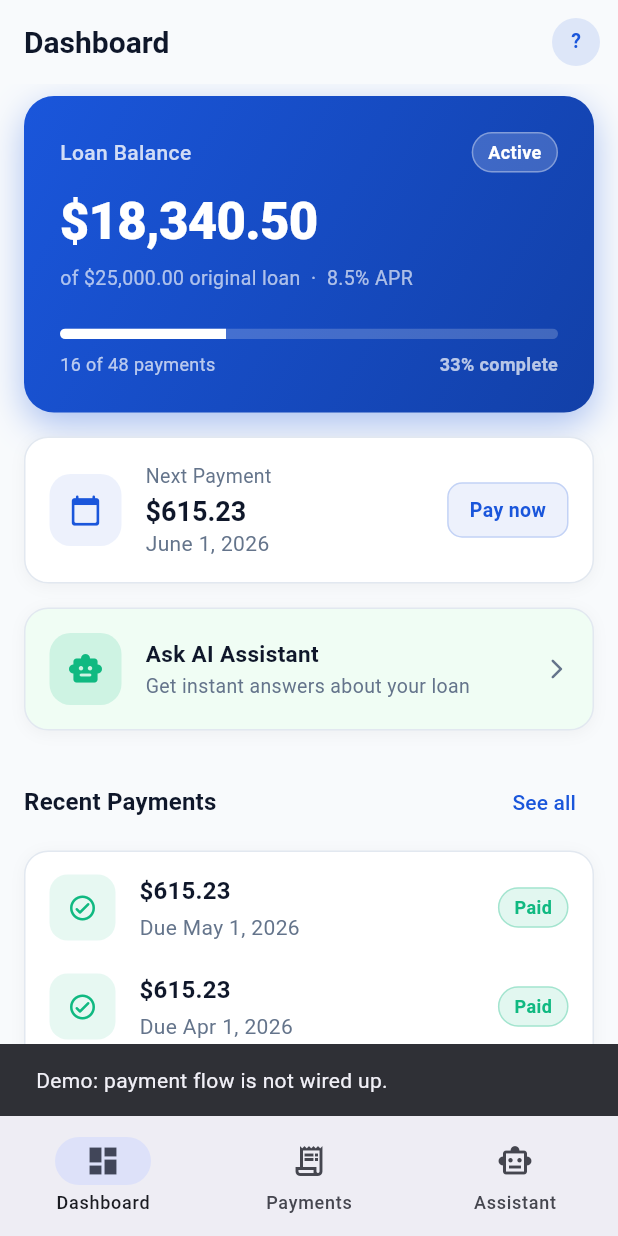
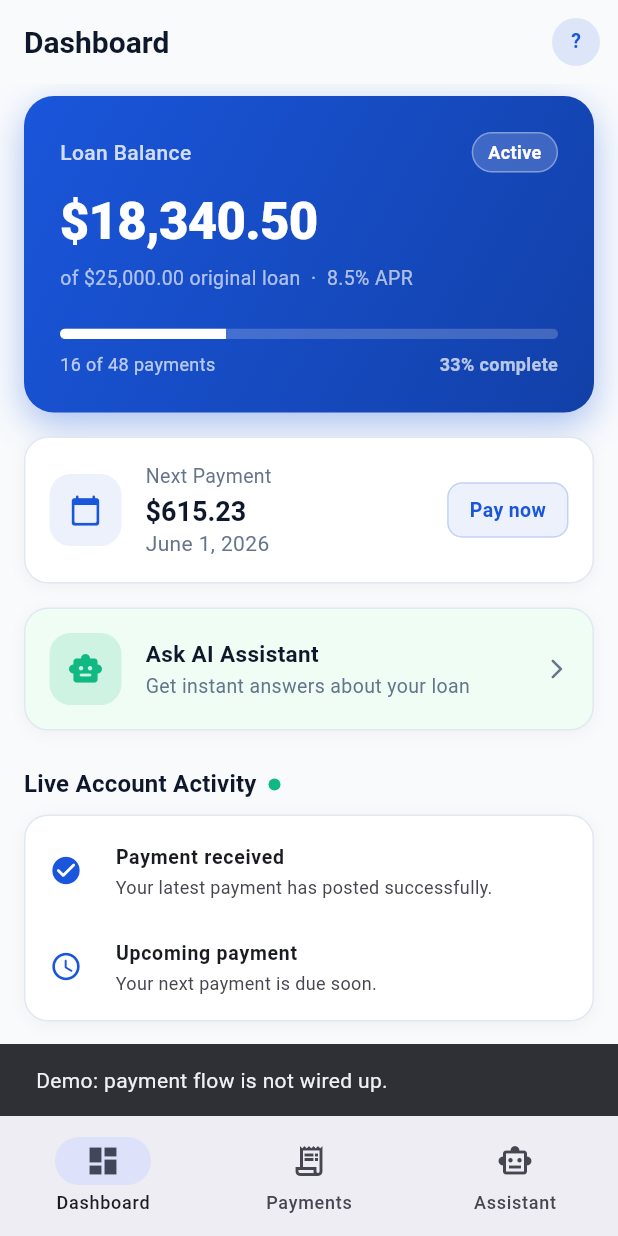
Before and after one commit to Antoniodeoliveirasegura/Fintech-AI-Assistant, a Flutter app: the DashboardScreen screen opened by its route, after a tap on "Pay now", on a phone screen of 412 x 824 dp. Run offline on Flutter 3.47's test engine with Material 3 defaults, Android fonts, the phone set to English and light mode, and no system bars; our stand-ins replace flutter_riverpod, flutter_secure_storage, go_router; accounts and stored records are empty.

Commit message:
Add live account activity stream

```diff
--- /dev/null
+++ b/lib/models/account_notification.dart
@@ -0,0 +1,52 @@
+// AccountNotification models a lightweight live update from the backend.
+// In a real app this could arrive over WebSocket, SSE, or push notification.
+class AccountNotification {
+  final String id;
+  final String title;
+  final String message;
+  final DateTime createdAt;
+  final AccountNotificationType type;
+
+  const AccountNotification({
+    required this.id,
+    required this.title,
+    required this.message,
+    required this.createdAt,
+    required this.type,
+  });
+
+  factory AccountNotification.fromJson(Map<String, dynamic> json) {
+    return AccountNotification(
+      id: json['id'] as String,
+      title: json['title'] as String,
+      message: json['message'] as String,
+      createdAt: DateTime.parse(json['created_at'] as String),
+      type: AccountNotificationTypeX.fromJson(json['type'] as String),
+    );
+  }
+
+  Map<String, dynamic> toJson() => {
+        'id': id,
+        'title': title,
+        'message': message,
+        'created_at': createdAt.toIso8601String(),
+        'type': type.name,
+      };
+}
+
+enum AccountNotificationType { payment, reminder, insight }
+
+extension AccountNotificationTypeX on AccountNotificationType {
+  static AccountNotificationType fromJson(String value) {
+    switch (value) {
+      case 'payment':
+        return AccountNotificationType.payment;
+      case 'reminder':
+        return AccountNotificationType.reminder;
+      case 'insight':
+        return AccountNotificationType.insight;
+      default:
+        return AccountNotificationType.insight;
+    }
+  }
+}
--- /dev/null
+++ b/lib/providers/notifications_provider.dart
@@ -0,0 +1,10 @@
+import 'package:flutter_riverpod/flutter_riverpod.dart';
+import '../models/account_notification.dart';
+import '../services/mock_api_service.dart';
+
+// StreamProvider is Riverpod's fit for live data: widgets still receive an
+// AsyncValue, but the value can update repeatedly over time.
+final accountNotificationsProvider =
+    StreamProvider<List<AccountNotification>>((ref) {
+  return MockApiService().watchAccountNotifications();
+});
--- a/lib/screens/dashboard_screen.dart
+++ b/lib/screens/dashboard_screen.dart
@@ -5,8 +5,10 @@ import 'package:intl/intl.dart';
 import '../models/loan.dart';
 import '../models/payment.dart';
 import '../models/user.dart';
+import '../models/account_notification.dart';
 import '../providers/auth_provider.dart';
 import '../providers/loan_provider.dart';
+import '../providers/notifications_provider.dart';
 import '../providers/payments_provider.dart';
 import '../providers/chat_provider.dart';
 import '../router/app_router.dart';
@@ -25,6 +27,7 @@ class DashboardScreen extends ConsumerWidget {
     final user = ref.watch(authProvider).user;
     final loanAsync = ref.watch(loanProvider);
     final paymentsAsync = ref.watch(paymentsProvider);
+    final notificationsAsync = ref.watch(accountNotificationsProvider);
 
     // Router guarantees user is non-null when on this screen, but we still
     // fall back defensively if a logout race lands here mid-frame.
@@ -78,6 +81,9 @@ class DashboardScreen extends ConsumerWidget {
             _AssistantBanner(
               onTap: () => context.go(AppRoutes.assistant),
             ),
+            const SizedBox(height: AppSpacing.lg),
+
+            _LiveActivitySection(notificationsAsync: notificationsAsync),
             const SizedBox(height: AppSpacing.lg),
 
             // ── Recent payments ─────────────────────────────────────────
@@ -320,6 +326,91 @@ class _NextPaymentCard extends StatelessWidget {
 }
 
 // ---------------------------------------------------------------------------
+// Live activity section — StreamProvider demo
+// ---------------------------------------------------------------------------
+
+class _LiveActivitySection extends StatelessWidget {
+  final AsyncValue<List<AccountNotification>> notificationsAsync;
+
+  const _LiveActivitySection({required this.notificationsAsync});
+
+  @override
+  Widget build(BuildContext context) {
+    return Column(
+      crossAxisAlignment: CrossAxisAlignment.start,
+      children: [
+        Row(
+          children: [
+            Text(
+              'Live Account Activity',
+              style: Theme.of(context).textTheme.titleMedium,
+            ),
+            const SizedBox(width: AppSpacing.sm),
+            Container(
+              width: 8,
+              height: 8,
+              decoration: const BoxDecoration(
+                color: AppColors.success,
+                shape: BoxShape.circle,
+              ),
+            ),
+          ],
+        ),
+        const SizedBox(height: AppSpacing.sm),
+        notificationsAsync.when(
+          data: (notifications) => FintechCard(
+            padding: const EdgeInsets.symmetric(vertical: AppSpacing.xs),
+            child: Column(
+              children: notifications
+                  .take(2)
+                  .map((notification) => _NotificationTile(
+                        notification: notification,
+                      ))
+                  .toList(),
+            ),
+          ),
+          loading: () => const FintechCard(
+            child: AppLoadingWidget(message: 'Checking live activity...'),
+          ),
+          error: (e, _) => AppErrorWidget(message: e.toString()),
+        ),
+      ],
+    );
+  }
+}
+
+class _NotificationTile extends StatelessWidget {
+  final AccountNotification notification;
+
+  const _NotificationTile({required this.notification});
+
+  @override
+  Widget build(BuildContext context) {
+    final icon = switch (notification.type) {
+      AccountNotificationType.payment => Icons.check_circle_rounded,
+      AccountNotificationType.reminder => Icons.schedule_rounded,
+      AccountNotificationType.insight => Icons.auto_graph_rounded,
+    };
+
+    return ListTile(
+      dense: true,
+      minLeadingWidth: 28,
+      leading: Icon(icon, color: AppColors.primary, size: 22),
+      title: Text(
+        notification.title,
+        style: const TextStyle(fontWeight: FontWeight.w600),
+        overflow: TextOverflow.ellipsis,
+      ),
+      subtitle: Text(
+        notification.message,
+        maxLines: 2,
+        overflow: TextOverflow.ellipsis,
+      ),
+    );
+  }
+}
+
+// ---------------------------------------------------------------------------
 // AI Assistant promotional banner
 // ---------------------------------------------------------------------------
 
--- a/lib/services/mock_api_service.dart
+++ b/lib/services/mock_api_service.dart
@@ -3,6 +3,7 @@ import '../models/user.dart';
 import '../models/loan.dart';
 import '../models/payment.dart';
 import '../models/chat_message.dart';
+import '../models/account_notification.dart';
 
 // ============================================================================
 // MockApiService — drop-in stand-in for the future Django REST backend.
@@ -114,6 +115,30 @@ final _paymentsData = [
   },
 ];
 
+final _notificationData = [
+  {
+    'id': 'note_001',
+    'title': 'Payment received',
+    'message': 'Your latest payment has posted successfully.',
+    'created_at': '2026-05-12T09:15:00',
+    'type': 'payment',
+  },
+  {
+    'id': 'note_002',
+    'title': 'Upcoming payment',
+    'message': 'Your next payment is due soon.',
+    'created_at': '2026-05-14T08:30:00',
+    'type': 'reminder',
+  },
+  {
+    'id': 'note_003',
+    'title': 'Loan progress insight',
+    'message': 'You are more than halfway through the repayment schedule.',
+    'created_at': '2026-05-14T08:45:00',
+    'type': 'insight',
+  },
+];
+
 // ---------------------------------------------------------------------------
 // MockApiService
 // ---------------------------------------------------------------------------
@@ -156,6 +181,16 @@ class MockApiService {
   Future<ChatMessage> sendChatMessage(String message) async {
     final response = await AiAssistantService._respond(message);
     return _delay(response, ms: 600);
+  }
+
+  Stream<List<AccountNotification>> watchAccountNotifications() async* {
+    final notifications = _notificationData
+        .map((json) => AccountNotification.fromJson(json))
+        .toList();
+
+    yield notifications.take(2).toList();
+    await Future<void>.delayed(const Duration(seconds: 4));
+    yield notifications;
   }
 }
 
```
Also changed, not shown: 2 other files.
